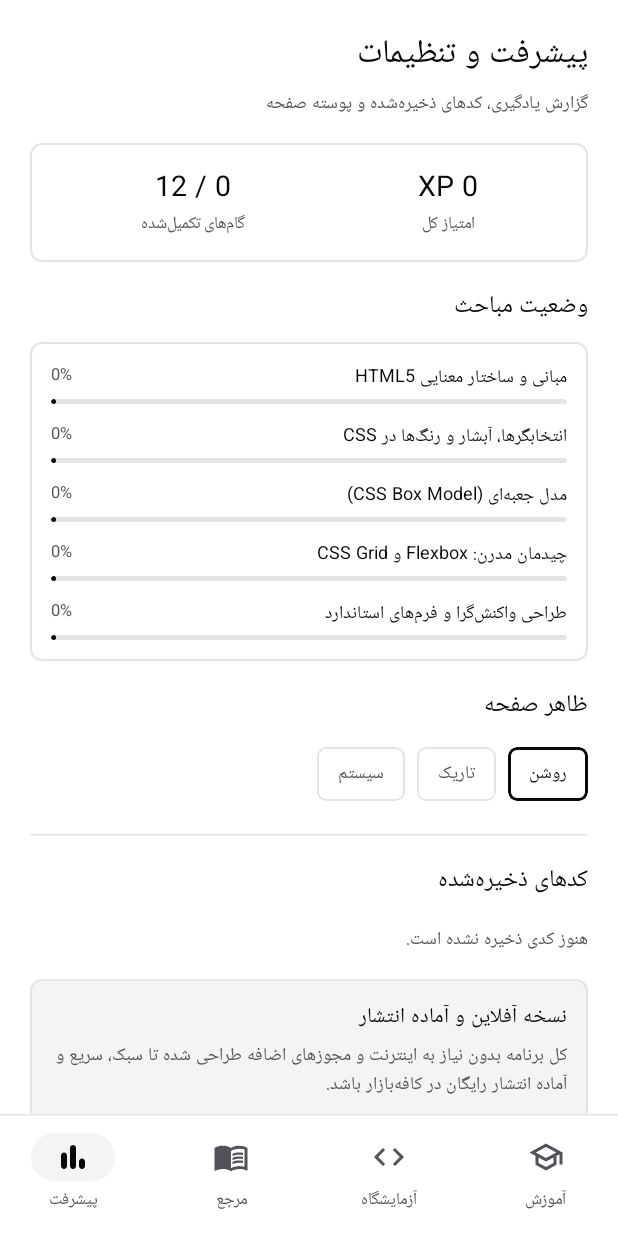
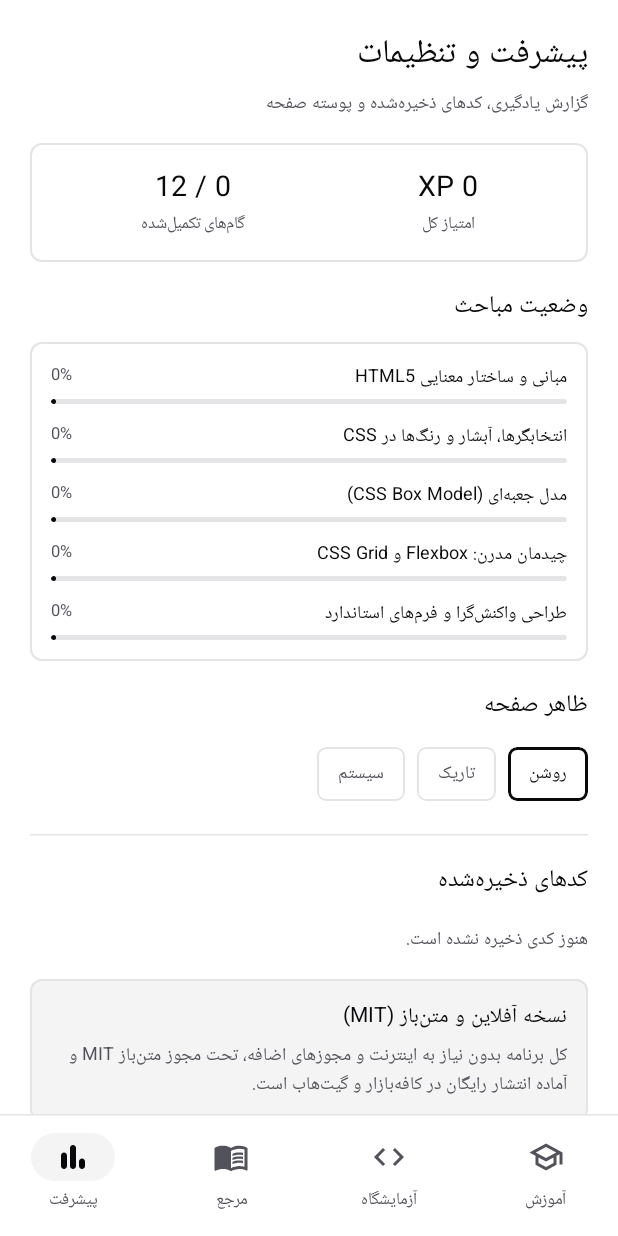
Before and after one commit to mirmammadkiani/css-html, an Android app built with Jetpack Compose: the screen it shows after launch (MainActivity), item 4 of the bottom bar chosen, on a phone screen of 412 x 824 dp. Run offline under Robolectric (Android 15) with nearby library versions, the phone set to English and light mode, and no system bars.

Commit message:
refactor: rebrand project to webforus and add MIT license

```diff
--- a/app/build.gradle.kts
+++ b/app/build.gradle.kts
@@ -13,7 +13,7 @@ android {
   compileSdk { version = release(36) { minorApiLevel = 1 } }
 
   defaultConfig {
-    applicationId = "com.aistudio.webamooz.krmpxq"
+    applicationId = "ir.mirmammad.webforus"
     minSdk = 24
     targetSdk = 36
     versionCode = 1
--- a/app/src/main/java/com/example/data/CurriculumRepository.kt
+++ b/app/src/main/java/com/example/data/CurriculumRepository.kt
@@ -583,7 +583,7 @@ footer { background: #e2e8f0; color: #334155; font-size: 12px; text-align: cente
                             standardSource = "MDN — Basic Concepts of Flexbox",
                             taskPrompt = "کلاس .toolbar را با display: flex;، justify-content: space-between;، align-items: center; و gap: 12px; تکمیل کنید.",
                             starterHtml = """<header class="toolbar">
-  <div class="logo">وب‌آموز</div>
+  <div class="logo">webforus</div>
   <button class="cta">شروع یادگیری</button>
 </header>""",
                             starterCss = """.toolbar {
@@ -602,7 +602,7 @@ footer { background: #e2e8f0; color: #334155; font-size: 12px; text-align: cente
   border-radius: 8px;
 }""",
                             solutionHtml = """<header class="toolbar">
-  <div class="logo">وب‌آموز</div>
+  <div class="logo">webforus</div>
   <button class="cta">شروع یادگیری</button>
 </header>""",
                             solutionCss = """.toolbar {
--- a/app/src/main/java/com/example/ui/screens/ProgressScreen.kt
+++ b/app/src/main/java/com/example/ui/screens/ProgressScreen.kt
@@ -282,13 +282,13 @@ fun ProgressScreen(
                         verticalArrangement = Arrangement.spacedBy(4.dp)
                     ) {
                         Text(
-                            text = "نسخه آفلاین و آماده انتشار",
+                            text = "نسخه آفلاین و متن‌باز (MIT)",
                             style = MaterialTheme.typography.labelLarge,
                             color = MaterialTheme.colorScheme.onSurface,
                             fontWeight = FontWeight.Bold
                         )
                         Text(
-                            text = "کل برنامه بدون نیاز به اینترنت و مجوزهای اضافه طراحی شده تا سبک، سریع و آماده انتشار رایگان در کافه‌بازار باشد.",
+                            text = "کل برنامه بدون نیاز به اینترنت و مجوزهای اضافه، تحت مجوز متن‌باز MIT و آماده انتشار رایگان در کافه‌بازار و گیت‌هاب است.",
                             style = MaterialTheme.typography.bodySmall,
                             color = MaterialTheme.colorScheme.onSurfaceVariant
                         )
--- a/app/src/main/res/values/strings.xml
+++ b/app/src/main/res/values/strings.xml
@@ -1,5 +1,5 @@
 <resources>
-    <string name="app_name">وب‌آموز</string>
+    <string name="app_name">webforus</string>
     <string name="tab_learn">آموزش</string>
     <string name="tab_playground">آزمایشگاه</string>
     <string name="tab_reference">مرجع</string>
--- a/settings.gradle.kts
+++ b/settings.gradle.kts
@@ -22,6 +22,6 @@ dependencyResolutionManagement {
   }
 }
 
-rootProject.name = "WebAmooz"
+rootProject.name = "webforus"
 
 include(":app")
```
Also changed, not shown: 6 other files.
